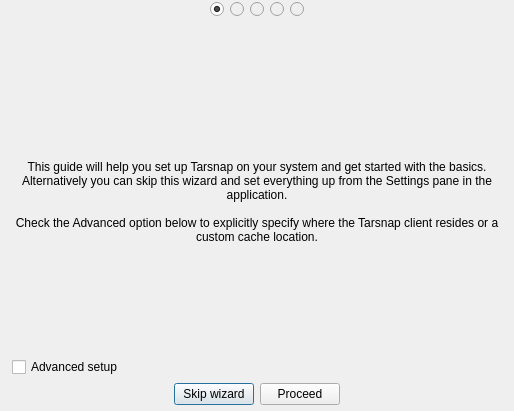
The window that forms/setupdialog.ui (Tarsnap/tarsnap-gui) describes before a commit, drawn with Qt 5.
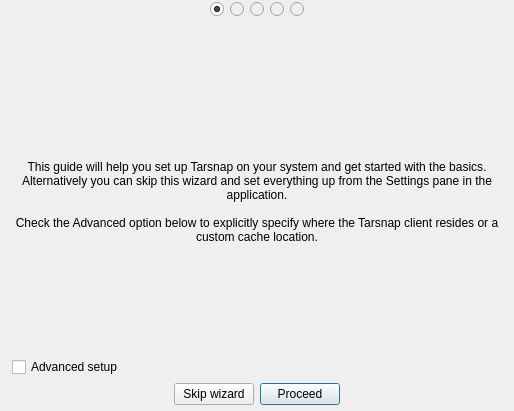
The same window after the commit. Icons and pictures are not drawn.

Commit message: Ensure proceed button is default.

Patch:
```diff
--- a/forms/setupdialog.ui
+++ b/forms/setupdialog.ui
@@ -298,7 +298,7 @@
             <property name="text">
              <string>Skip wizard</string>
             </property>
-            <property name="default">
+            <property name="autoDefault">
              <bool>false</bool>
             </property>
            </widget>
```
